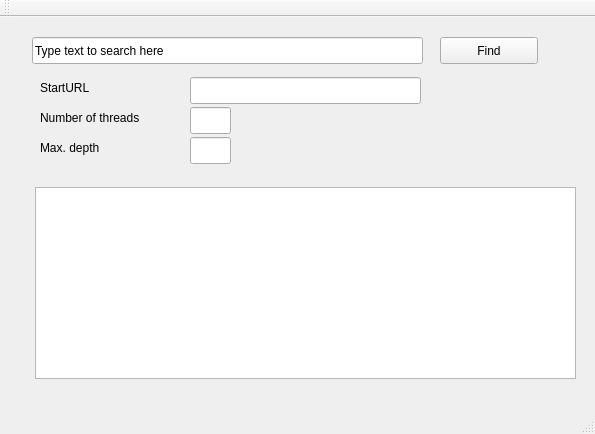
aot9/WebParser, file mainwindow.ui: the form before one commit.
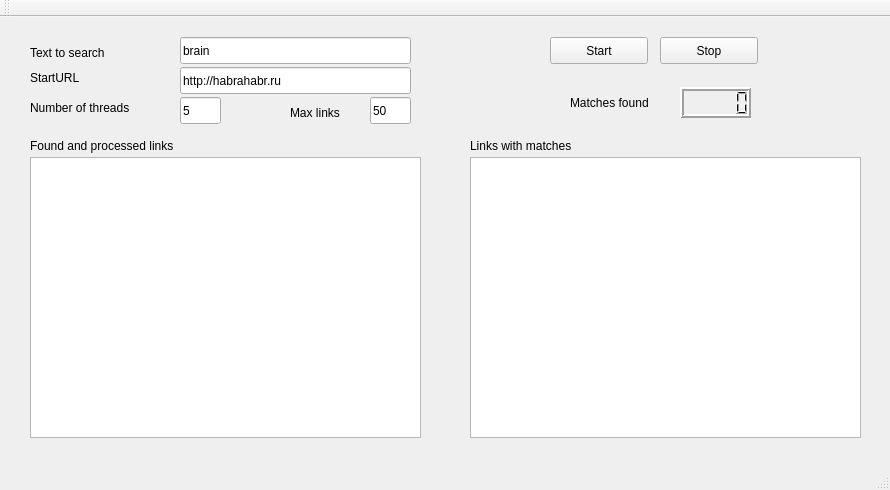
The form after the commit.

Patch:
```diff
--- a/mainwindow.ui
+++ b/mainwindow.ui
@@ -6,8 +6,8 @@
    <rect>
     <x>0</x>
     <y>0</y>
-    <width>595</width>
-    <height>434</height>
+    <width>890</width>
+    <height>490</height>
    </rect>
   </property>
   <property name="windowTitle">
@@ -17,34 +17,34 @@
    <widget class="QPushButton" name="pushButton">
     <property name="geometry">
      <rect>
-      <x>440</x>
+      <x>550</x>
       <y>20</y>
       <width>98</width>
       <height>27</height>
      </rect>
     </property>
     <property name="text">
-     <string>Find</string>
+     <string>Start</string>
     </property>
    </widget>
    <widget class="QLineEdit" name="lineEdit">
     <property name="geometry">
      <rect>
-      <x>32</x>
+      <x>180</x>
       <y>20</y>
-      <width>391</width>
+      <width>231</width>
       <height>27</height>
      </rect>
     </property>
     <property name="text">
-     <string>Type text to search here</string>
+     <string>brain</string>
     </property>
    </widget>
    <widget class="QLabel" name="label">
     <property name="geometry">
      <rect>
-      <x>40</x>
-      <y>60</y>
+      <x>30</x>
+      <y>50</y>
       <width>66</width>
       <height>21</height>
      </rect>
@@ -56,8 +56,8 @@
    <widget class="QLabel" name="label_2">
     <property name="geometry">
      <rect>
-      <x>40</x>
-      <y>90</y>
+      <x>30</x>
+      <y>80</y>
       <width>131</width>
       <height>21</height>
      </rect>
@@ -69,57 +69,154 @@
    <widget class="QLabel" name="label_3">
     <property name="geometry">
      <rect>
-      <x>40</x>
-      <y>120</y>
-      <width>131</width>
-      <height>21</height>
+      <x>290</x>
+      <y>80</y>
+      <width>81</width>
+      <height>31</height>
      </rect>
     </property>
     <property name="text">
-     <string>Max. depth</string>
+     <string>Max links</string>
     </property>
    </widget>
    <widget class="QLineEdit" name="lineEdit_3">
     <property name="geometry">
      <rect>
-      <x>190</x>
-      <y>90</y>
+      <x>180</x>
+      <y>80</y>
       <width>41</width>
       <height>27</height>
      </rect>
     </property>
+    <property name="text">
+     <string>5</string>
+    </property>
    </widget>
    <widget class="QLineEdit" name="lineEdit_4">
     <property name="geometry">
      <rect>
-      <x>190</x>
-      <y>120</y>
+      <x>370</x>
+      <y>80</y>
       <width>41</width>
       <height>27</height>
      </rect>
     </property>
+    <property name="text">
+     <string>50</string>
+    </property>
    </widget>
    <widget class="QLineEdit" name="lineEdit_5">
     <property name="geometry">
      <rect>
-      <x>190</x>
-      <y>60</y>
+      <x>180</x>
+      <y>50</y>
       <width>231</width>
       <height>27</height>
      </rect>
     </property>
     <property name="text">
-     <string/>
+     <string>http://habrahabr.ru</string>
     </property>
    </widget>
-   <widget class="QColumnView" name="columnView">
+   <widget class="QLabel" name="label_4">
     <property name="geometry">
      <rect>
-      <x>35</x>
-      <y>170</y>
-      <width>541</width>
-      <height>192</height>
+      <x>30</x>
+      <y>20</y>
+      <width>101</width>
+      <height>31</height>
      </rect>
+    </property>
+    <property name="text">
+     <string>Text to search</string>
+    </property>
+   </widget>
+   <widget class="QListView" name="listView">
+    <property name="geometry">
+     <rect>
+      <x>30</x>
+      <y>140</y>
+      <width>391</width>
+      <height>281</height>
+     </rect>
+    </property>
+   </widget>
+   <widget class="QListView" name="listView_2">
+    <property name="geometry">
+     <rect>
+      <x>470</x>
+      <y>140</y>
+      <width>391</width>
+      <height>281</height>
+     </rect>
+    </property>
+   </widget>
+   <widget class="QLabel" name="label_5">
+    <property name="geometry">
+     <rect>
+      <x>30</x>
+      <y>120</y>
+      <width>221</width>
+      <height>17</height>
+     </rect>
+    </property>
+    <property name="text">
+     <string>Found and processed links</string>
+    </property>
+   </widget>
+   <widget class="QLabel" name="label_6">
+    <property name="geometry">
+     <rect>
+      <x>470</x>
+      <y>120</y>
+      <width>141</width>
+      <height>17</height>
+     </rect>
+    </property>
+    <property name="text">
+     <string>Links with matches</string>
+    </property>
+   </widget>
+   <widget class="QPushButton" name="pushButton_2">
+    <property name="geometry">
+     <rect>
+      <x>660</x>
+      <y>20</y>
+      <width>98</width>
+      <height>27</height>
+     </rect>
+    </property>
+    <property name="text">
+     <string>Stop</string>
+    </property>
+   </widget>
+   <widget class="QLabel" name="label_7">
+    <property name="geometry">
+     <rect>
+      <x>570</x>
+      <y>70</y>
+      <width>121</width>
+      <height>31</height>
+     </rect>
+    </property>
+    <property name="text">
+     <string>Matches found</string>
+    </property>
+   </widget>
+   <widget class="QLCDNumber" name="lcdNumber">
+    <property name="geometry">
+     <rect>
+      <x>680</x>
+      <y>70</y>
+      <width>71</width>
+      <height>31</height>
+     </rect>
+    </property>
+    <property name="lineWidth">
+     <number>2</number>
+    </property>
+    <property name="midLineWidth">
+     <number>0</number>
     </property>
    </widget>
   </widget>
@@ -128,7 +225,7 @@
     <enum>TopToolBarArea</enum>
    </attribute>
    <attribute name="toolBarBreak">
-    <bool>true</bool>
+    <bool>false</bool>
    </attribute>
   </widget>
   <widget class="QStatusBar" name="statusBar"/>
```
Left out of the diff: 2 changed lines with no effect on the pictures.
